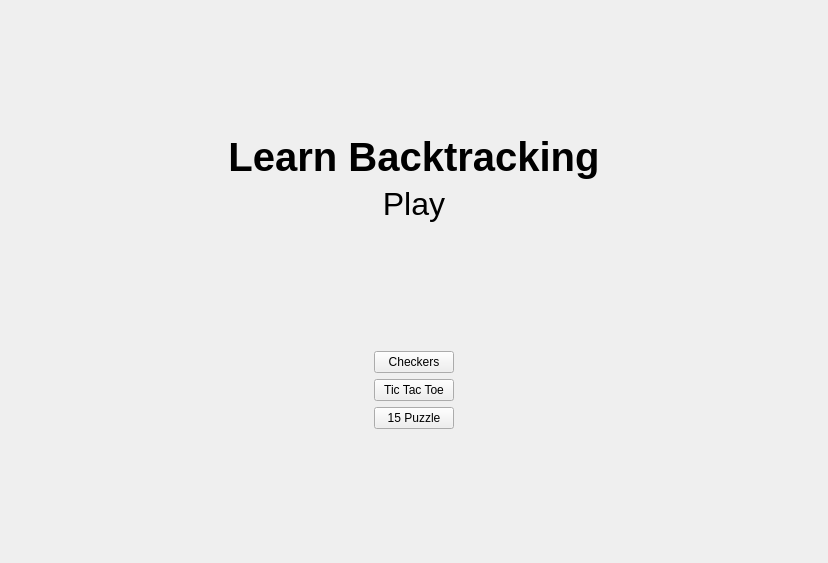
Qt form gui/ui_files/mainmenu.ui (Da-Viper/board_games) before a commit.
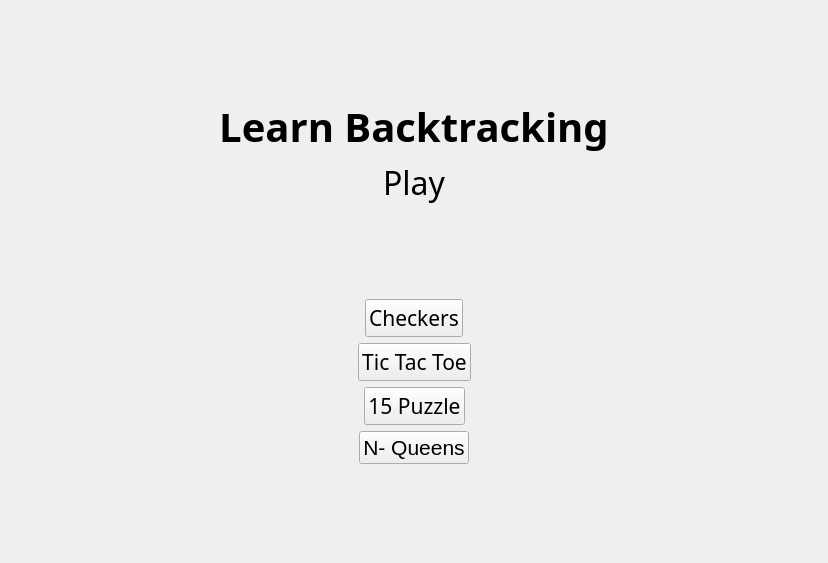
The same form after that commit.

Diff of the .ui file:
```diff
--- a/gui/ui_files/mainmenu.ui
+++ b/gui/ui_files/mainmenu.ui
@@ -33,8 +33,10 @@
       <widget class="QLabel" name="label">
        <property name="font">
         <font>
+         <family>Fira Sans</family>
          <pointsize>30</pointsize>
          <weight>75</weight>
+         <italic>false</italic>
          <bold>true</bold>
         </font>
        </property>
@@ -50,8 +52,11 @@
       <widget class="QLabel" name="label_2">
        <property name="font">
         <font>
+         <family>Fira Sans</family>
          <pointsize>24</pointsize>
+         <weight>50</weight>
          <italic>false</italic>
+         <bold>false</bold>
          <underline>false</underline>
         </font>
        </property>
@@ -97,6 +102,15 @@
        </item>
        <item>
         <widget class="QPushButton" name="btn_checkers">
+         <property name="font">
+          <font>
+           <family>Fira Sans</family>
+           <pointsize>16</pointsize>
+           <weight>50</weight>
+           <italic>false</italic>
+           <bold>false</bold>
+          </font>
+         </property>
          <property name="text">
           <string>Checkers</string>
          </property>
@@ -134,6 +148,15 @@
        </item>
        <item>
         <widget class="QPushButton" name="btn_ttt">
+         <property name="font">
+          <font>
+           <family>Fira Sans</family>
+           <pointsize>16</pointsize>
+           <weight>50</weight>
+           <italic>false</italic>
+           <bold>false</bold>
+          </font>
+         </property>
          <property name="text">
           <string>Tic Tac Toe</string>
          </property>
@@ -171,6 +194,15 @@
        </item>
        <item>
         <widget class="QPushButton" name="btn_15_puzzle">
+         <property name="font">
+          <font>
+           <family>Fira Sans</family>
+           <pointsize>16</pointsize>
+           <weight>50</weight>
+           <italic>false</italic>
+           <bold>false</bold>
+          </font>
+         </property>
          <property name="text">
           <string>15 Puzzle</string>
          </property>
@@ -191,6 +223,50 @@
        </item>
       </layout>
      </item>
+     <item>
+      <layout class="QHBoxLayout" name="horizontalLayout_2">
+       <item>
+        <spacer name="horizontalSpacer_7">
+         <property name="orientation">
+          <enum>Qt::Horizontal</enum>
+         </property>
+         <property name="sizeHint" stdset="0">
+          <size>
+           <width>40</width>
+           <height>20</height>
+          </size>
+         </property>
+        </spacer>
+       </item>
+       <item>
+        <widget class="QPushButton" name="btn_nqueens">
+         <property name="font">
+          <font>
+           <pointsize>16</pointsize>
+           <weight>50</weight>
+           <bold>false</bold>
+          </font>
+         </property>
+         <property name="text">
+          <string>N- Queens</string>
+         </property>
+        </widget>
+       </item>
+       <item>
+        <spacer name="horizontalSpacer_8">
+         <property name="orientation">
+          <enum>Qt::Horizontal</enum>
+         </property>
+         <property name="sizeHint" stdset="0">
+          <size>
+           <width>40</width>
+           <height>20</height>
+          </size>
+         </property>
+        </spacer>
+       </item>
+      </layout>
+     </item>
     </layout>
    </item>
    <item>
```
